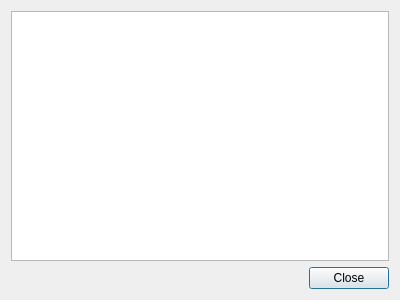
Above: src/blackgui/views/aircraftmodelstatisticsdialog.ui from swift-project/pilotclient before the change. Below: the same form after it.
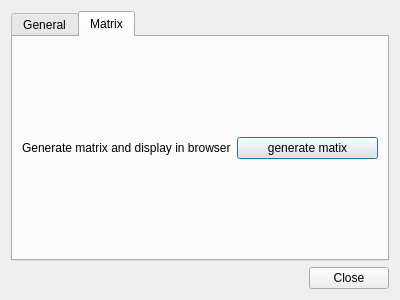
That is the form after the change. The open tabs and pages were chosen to show the change.

Commit message: Ref T441, statistics can also display matrix

```diff
--- a/src/blackgui/views/aircraftmodelstatisticsdialog.ui
+++ b/src/blackgui/views/aircraftmodelstatisticsdialog.ui
@@ -21,13 +21,48 @@
   </property>
   <layout class="QVBoxLayout" name="verticalLayout">
    <item>
-    <widget class="QTextEdit" name="te_Statistics">
+    <widget class="QTabWidget" name="tw_ModelStatistics">
+     <property name="currentIndex">
+      <number>0</number>
+     </property>
+     <widget class="QWidget" name="tb_GeneralStatistics">
+      <attribute name="title">
+       <string>General</string>
+      </attribute>
+      <layout class="QVBoxLayout" name="vl_GeneralStatistics">
+       <item>
+        <widget class="QTextEdit" name="te_GeneralStatistics">
      <property name="documentTitle">
       <string>Statistics</string>
      </property>
      <property name="readOnly">
       <bool>true</bool>
      </property>
+        </widget>
+       </item>
+      </layout>
+     </widget>
+     <widget class="QWidget" name="tb_Matrix">
+      <attribute name="title">
+       <string>Matrix</string>
+      </attribute>
+      <layout class="QGridLayout" name="gridLayout">
+       <item row="0" column="0">
+        <widget class="QLabel" name="lbl_MatitxInfo">
+         <property name="text">
+          <string>Generate matrix and display in browser</string>
+         </property>
+        </widget>
+       </item>
+       <item row="0" column="1">
+        <widget class="QPushButton" name="pb_GenerateMatrix">
+         <property name="text">
+          <string>generate matix</string>
+         </property>
+        </widget>
+       </item>
+      </layout>
+     </widget>
     </widget>
    </item>
    <item>
```
Lines whose indentation alone changed are shown as unchanged. The commit also changes 2 other files.
